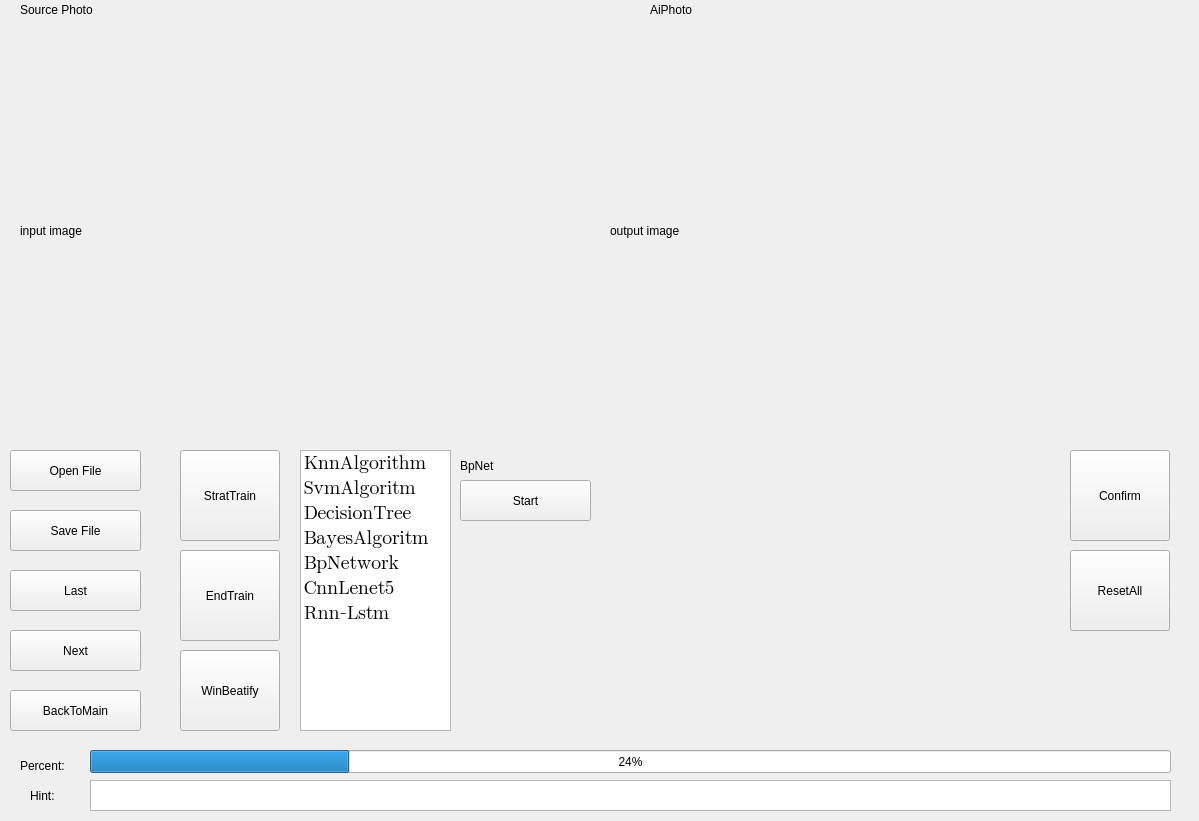
Old version of the form helloworld/winaiphoto.ui in the repository Abiggg/helloword.
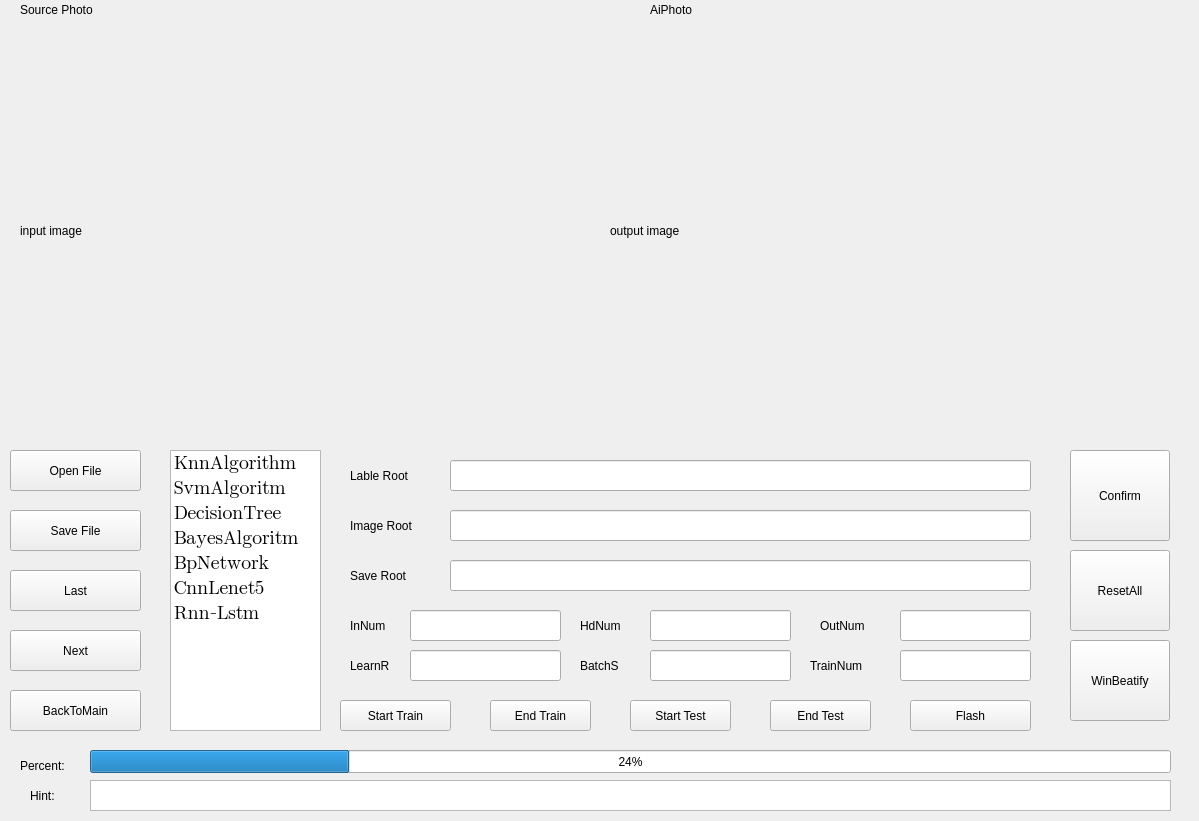
New version of the form.

Patch:
```diff
--- a/helloworld/winaiphoto.ui
+++ b/helloworld/winaiphoto.ui
@@ -113,8 +113,8 @@
   <widget class="QPushButton" name="PbWinBeatify">
    <property name="geometry">
     <rect>
-     <x>180</x>
-     <y>650</y>
+     <x>1070</x>
+     <y>640</y>
      <width>100</width>
      <height>81</height>
     </rect>
@@ -224,38 +224,12 @@
     <string>Percent:</string>
    </property>
   </widget>
-  <widget class="QPushButton" name="PbStratTrain">
-   <property name="geometry">
-    <rect>
-     <x>180</x>
-     <y>450</y>
-     <width>100</width>
-     <height>91</height>
-    </rect>
-   </property>
-   <property name="text">
-    <string>StratTrain</string>
-   </property>
-  </widget>
-  <widget class="QPushButton" name="PbEndTrain">
-   <property name="geometry">
-    <rect>
-     <x>180</x>
-     <y>550</y>
-     <width>100</width>
-     <height>91</height>
-    </rect>
-   </property>
-   <property name="text">
-    <string>EndTrain</string>
-   </property>
-  </widget>
   <widget class="QStackedWidget" name="SwAiFun">
    <property name="geometry">
     <rect>
-     <x>450</x>
+     <x>330</x>
      <y>450</y>
-     <width>611</width>
+     <width>721</width>
      <height>281</height>
     </rect>
    </property>
@@ -323,30 +297,276 @@
     </widget>
    </widget>
    <widget class="QWidget" name="SwpBpNetWork">
-    <widget class="QLabel" name="label_12">
+    <widget class="QPushButton" name="PbBpStartTrain">
      <property name="geometry">
       <rect>
        <x>10</x>
-       <y>0</y>
+       <y>250</y>
+       <width>111</width>
+       <height>31</height>
+      </rect>
+     </property>
+     <property name="text">
+      <string>Start Train</string>
+     </property>
+    </widget>
+    <widget class="QLineEdit" name="LeLableRoot">
+     <property name="geometry">
+      <rect>
+       <x>120</x>
+       <y>10</y>
+       <width>581</width>
+       <height>31</height>
+      </rect>
+     </property>
+    </widget>
+    <widget class="QLabel" name="LbBpLableRoot">
+     <property name="geometry">
+      <rect>
+       <x>20</x>
+       <y>10</y>
+       <width>91</width>
+       <height>31</height>
+      </rect>
+     </property>
+     <property name="text">
+      <string>Lable Root</string>
+     </property>
+    </widget>
+    <widget class="QLabel" name="LbBpImageRoot">
+     <property name="geometry">
+      <rect>
+       <x>20</x>
+       <y>60</y>
+       <width>91</width>
+       <height>31</height>
+      </rect>
+     </property>
+     <property name="text">
+      <string>Image Root</string>
+     </property>
+    </widget>
+    <widget class="QLineEdit" name="LeImageRoot">
+     <property name="geometry">
+      <rect>
+       <x>120</x>
+       <y>60</y>
+       <width>581</width>
+       <height>31</height>
+      </rect>
+     </property>
+    </widget>
+    <widget class="QPushButton" name="PbBpEndTrain">
+     <property name="geometry">
+      <rect>
+       <x>160</x>
+       <y>250</y>
+       <width>101</width>
+       <height>31</height>
+      </rect>
+     </property>
+     <property name="text">
+      <string>End Train</string>
+     </property>
+    </widget>
+    <widget class="QLabel" name="LbBpInNum">
+     <property name="geometry">
+      <rect>
+       <x>20</x>
+       <y>160</y>
+       <width>61</width>
+       <height>31</height>
+      </rect>
+     </property>
+     <property name="text">
+      <string>InNum</string>
+     </property>
+    </widget>
+    <widget class="QLineEdit" name="LeInNum">
+     <property name="geometry">
+      <rect>
+       <x>80</x>
+       <y>160</y>
+       <width>151</width>
+       <height>31</height>
+      </rect>
+     </property>
+    </widget>
+    <widget class="QLabel" name="LbBpHdNum">
+     <property name="geometry">
+      <rect>
+       <x>250</x>
+       <y>160</y>
+       <width>61</width>
+       <height>31</height>
+      </rect>
+     </property>
+     <property name="text">
+      <string>HdNum</string>
+     </property>
+    </widget>
+    <widget class="QLineEdit" name="LeHdNum">
+     <property name="geometry">
+      <rect>
+       <x>320</x>
+       <y>160</y>
+       <width>141</width>
+       <height>31</height>
+      </rect>
+     </property>
+    </widget>
+    <widget class="QLabel" name="LbBpOutNum">
+     <property name="geometry">
+      <rect>
+       <x>490</x>
+       <y>160</y>
        <width>71</width>
        <height>31</height>
       </rect>
      </property>
      <property name="text">
-      <string>BpNet</string>
+      <string>OutNum</string>
      </property>
     </widget>
-    <widget class="QPushButton" name="PbBpStart">
+    <widget class="QLineEdit" name="LeOutNum">
      <property name="geometry">
       <rect>
-       <x>10</x>
-       <y>30</y>
+       <x>570</x>
+       <y>160</y>
        <width>131</width>
-       <height>41</height>
+       <height>31</height>
       </rect>
      </property>
+    </widget>
+    <widget class="QLabel" name="LbBpLearnRate">
+     <property name="geometry">
+      <rect>
+       <x>20</x>
+       <y>200</y>
+       <width>61</width>
+       <height>31</height>
+      </rect>
+     </property>
      <property name="text">
-      <string>Start</string>
+      <string>LearnR</string>
+     </property>
+    </widget>
+    <widget class="QLineEdit" name="LeLearnRate">
+     <property name="geometry">
+      <rect>
+       <x>80</x>
+       <y>200</y>
+       <width>151</width>
+       <height>31</height>
+      </rect>
+     </property>
+    </widget>
+    <widget class="QLabel" name="LbBpBatchSize">
+     <property name="geometry">
+      <rect>
+       <x>250</x>
+       <y>200</y>
+       <width>61</width>
+       <height>31</height>
+      </rect>
+     </property>
+     <property name="text">
+      <string>BatchS</string>
+     </property>
+    </widget>
+    <widget class="QLineEdit" name="LeBatchSize">
+     <property name="geometry">
+      <rect>
+       <x>320</x>
+       <y>200</y>
+       <width>141</width>
+       <height>31</height>
+      </rect>
+     </property>
+    </widget>
+    <widget class="QLabel" name="LbBpTrainNum">
+     <property name="geometry">
+      <rect>
+       <x>480</x>
+       <y>200</y>
+       <width>81</width>
+       <height>31</height>
+      </rect>
+     </property>
+     <property name="text">
+      <string>TrainNum</string>
+     </property>
+    </widget>
+    <widget class="QLineEdit" name="LeTrainNum">
+     <property name="geometry">
+      <rect>
+       <x>570</x>
+       <y>200</y>
+       <width>131</width>
+       <height>31</height>
+      </rect>
+     </property>
+    </widget>
+    <widget class="QPushButton" name="PbBpStartTest">
+     <property name="geometry">
+      <rect>
+       <x>300</x>
+       <y>250</y>
+       <width>101</width>
+       <height>31</height>
+      </rect>
+     </property>
+     <property name="text">
+      <string>Start Test</string>
+     </property>
+    </widget>
+    <widget class="QPushButton" name="PbBpEndTest">
+     <property name="geometry">
+      <rect>
+       <x>440</x>
+       <y>250</y>
+       <width>101</width>
+       <height>31</height>
+      </rect>
+     </property>
+     <property name="text">
+      <string>End Test</string>
+     </property>
+    </widget>
+    <widget class="QPushButton" name="PbFlash">
+     <property name="geometry">
+      <rect>
+       <x>580</x>
+       <y>250</y>
+       <width>121</width>
+       <height>31</height>
+      </rect>
+     </property>
+     <property name="text">
+      <string>Flash</string>
+     </property>
+    </widget>
+    <widget class="QLabel" name="LbBpSaveRoot">
+     <property name="geometry">
+      <rect>
+       <x>20</x>
+       <y>110</y>
+       <width>91</width>
+       <height>31</height>
+      </rect>
+     </property>
+     <property name="text">
+      <string>Save Root</string>
+     </property>
+    </widget>
+    <widget class="QLineEdit" name="LeSaveRoot">
+     <property name="geometry">
+      <rect>
+       <x>120</x>
+       <y>110</y>
+       <width>581</width>
+       <height>31</height>
+      </rect>
      </property>
     </widget>
    </widget>
@@ -384,7 +604,7 @@
   <widget class="QListWidget" name="LwAiFun">
    <property name="geometry">
     <rect>
-     <x>300</x>
+     <x>170</x>
      <y>450</y>
      <width>151</width>
      <height>281</height>
```
